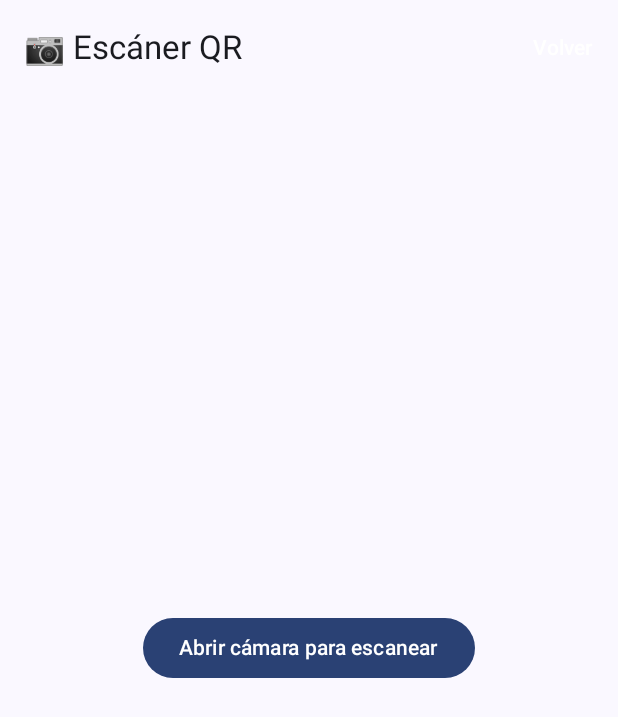
After one commit to eduvidal777/camarafinalAPPmobiles, an Android app built with Jetpack Compose: the QrScannerScreen screen opened through its navigation route, on a phone screen of 412 x 824 dp. The commit adds this screen. Shown: the top 717 px of the screen. Run offline under Robolectric (Android 15) with nearby library versions, the phone set to English and light mode, and no system bars; our stand-ins replace Room's generated code; libraries missing offline, so code that uses them is left out: com.journeyapps.barcodescanner; 1 statement that could not run was skipped.

Commit message:
final con camara

```diff
--- a/app/build.gradle.kts
+++ b/app/build.gradle.kts
@@ -78,4 +78,8 @@ dependencies {
     implementation("io.coil-kt:coil-compose:2.7.0")
 
     implementation("io.coil-kt:coil-compose:2.4.0")
+
+        // ZXing para lectura de códigos QR
+    implementation("com.journeyapps:zxing-android-embedded:4.3.0")
+
 }
--- a/app/src/main/java/com/example/huertoavance8/ui/navigation/AppNavigation.kt
+++ b/app/src/main/java/com/example/huertoavance8/ui/navigation/AppNavigation.kt
@@ -12,6 +12,7 @@ import com.example.huertoavance8.ui.screens.home.DetalleProductoScreen
 import com.example.huertoavance8.ui.screens.carrito.CarritoScreen
 import com.example.huertoavance8.ui.screens.home.ProductosScreen
 import com.example.huertoavance8.ui.screens.perfil.PerfilScreen
+import com.example.huertoavance8.ui.screens.perfil.QrScannerScreen
 
 @Composable
 fun AppNavigation() {
@@ -24,6 +25,8 @@ fun AppNavigation() {
         composable("carrito") { CarritoScreen(navController) }
         composable("perfil") { PerfilScreen(navController) }
         composable("productos") { ProductosScreen(navController) }
+        composable("scanner") { QrScannerScreen(navController) }
+
 
     }
 }
--- /dev/null
+++ b/app/src/main/java/com/example/huertoavance8/ui/screens/perfil/QrScannerScreen.kt
@@ -0,0 +1,73 @@
+package com.example.huertoavance8.ui.screens.perfil
+
+import android.app.Activity
+import android.content.Intent
+import androidx.activity.compose.rememberLauncherForActivityResult
+import androidx.activity.result.contract.ActivityResultContracts
+import androidx.compose.foundation.layout.*
+import androidx.compose.material3.*
+import androidx.compose.runtime.*
+import androidx.compose.ui.Alignment
+import androidx.compose.ui.Modifier
+import androidx.compose.ui.platform.LocalContext
+import androidx.compose.ui.unit.dp
+import androidx.navigation.NavController
+import com.journeyapps.barcodescanner.ScanContract
+import com.journeyapps.barcodescanner.ScanOptions
+
+@OptIn(ExperimentalMaterial3Api::class)
+@Composable
+fun QrScannerScreen(navController: NavController) {
+    val context = LocalContext.current
+    var qrResult by remember { mutableStateOf<String?>(null) }
+
+    // Configurar el lanzador del escáner
+    val qrLauncher = rememberLauncherForActivityResult(ScanContract()) { result ->
+        if (result.contents != null) {
+            qrResult = result.contents
+        }
+    }
+
+    Scaffold(
+        topBar = {
+            TopAppBar(
+                title = { Text("📷 Escáner QR") },
+                actions = {
+                    TextButton(onClick = { navController.navigate("home") }) {
+                        Text("Volver", color = MaterialTheme.colorScheme.onPrimary)
+                    }
+                }
+            )
+        }
+    ) { padding ->
+        Column(
+            modifier = Modifier
+                .fillMaxSize()
+                .padding(padding)
+                .padding(16.dp),
+            horizontalAlignment = Alignment.CenterHorizontally,
+            verticalArrangement = Arrangement.Center
+        ) {
+            Button(onClick = {
+                val options = ScanOptions()
+                options.setDesiredBarcodeFormats(ScanOptions.QR_CODE)
+                options.setPrompt("Escanea un código QR")
+                options.setCameraId(0)
+                options.setBeepEnabled(true)
+                options.setBarcodeImageEnabled(false)
+                qrLauncher.launch(options)
+            }) {
+                Text("Abrir cámara para escanear")
+            }
+
+            Spacer(modifier = Modifier.height(24.dp))
+
+            qrResult?.let {
+                Text(
+                    text = "Resultado: $it",
+                    style = MaterialTheme.typography.bodyLarge
+                )
+            }
+        }
+    }
+}
```
Also changed, not shown: app/src/main/AndroidManifest.xml (+20 -6 lines), app/src/main/java/com/example/huertoavance8/ui/screens/perfil/PerfilScreen.kt (+7 -0 lines), app/src/main/res/xml/file_paths.xml (added, +19 -0 lines).
